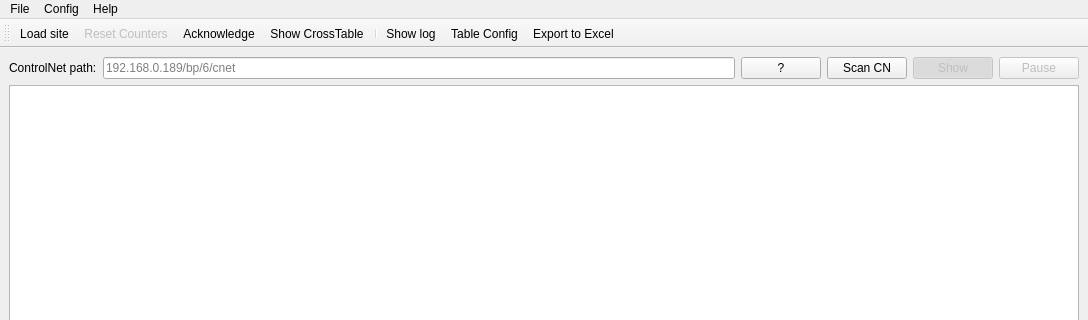
Before: the Qt Designer form ui/cn_diag_tool.main.ui in DamirKh/cn_diag_tool, drawn with Qt 5; both pictures show x 0 to 1088 and y 0 to 320 of the 1088 by 765 pixel window.
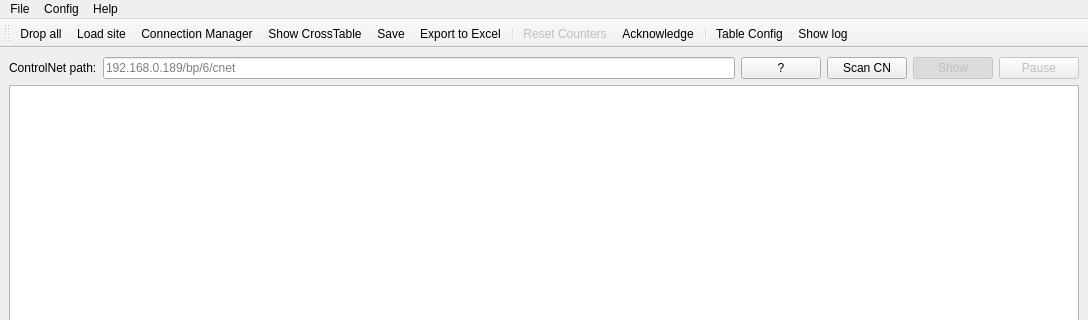
After: the same form once the commit is applied. Icons and pictures are not drawn. Custom widgets are drawn as their Qt base class.

Commit message:
Add single-session poller and per-node Connection Manager stats
- replace per-node worker threads with ControlNetPoller: one CIP
  session, sequential polling, configurable cycle and reconnect
- scan_cn uses one session with per-node routes
- Connection Manager window: per-node total/used connections, open
  requests, CPU and buffers (class 0x06)
- extract counter math into CounterTracker; add poller, scan and
  module stats tests
- toolbar order, settings descriptions and consistent Fugue icons
- README attribution for Fugue Icons (CC BY 3.0)

Diff of the .ui file:
```diff
--- a/ui/cn_diag_tool.main.ui
+++ b/ui/cn_diag_tool.main.ui
@@ -200,14 +200,18 @@
    <attribute name="toolBarBreak">
     <bool>false</bool>
    </attribute>
+   <addaction name="actionDrop_all"/>
    <addaction name="actionLoad_site"/>
+   <addaction name="actionConnection_Manager"/>
+   <addaction name="actionShow_CrossTable"/>
+   <addaction name="actionSave"/>
+   <addaction name="actionExport_to_Excel"/>
+   <addaction name="separator"/>
    <addaction name="actionDrop_Counters"/>
    <addaction name="actionAck"/>
-   <addaction name="actionShow_CrossTable"/>
    <addaction name="separator"/>
-   <addaction name="actionShow_log"/>
    <addaction name="actionTable_Config"/>
-   <addaction name="actionExport_to_Excel"/>
+   <addaction name="actionShow_log"/>
   </widget>
   <action name="actionSave">
    <property name="icon">
@@ -262,6 +266,15 @@
     <string>Show CrossTable</string>
    </property>
   </action>
+  <action name="actionConnection_Manager">
+   <property name="icon">
+    <iconset resource="../asset/asset.qrc">
+     <normaloff>:/asset/network-hub.png</normaloff>:/asset/network-hub.png</iconset>
+   </property>
+   <property name="text">
+    <string>Connection Manager</string>
+   </property>
+  </action>
   <action name="actionTable_Config">
    <property name="icon">
     <iconset resource="../asset/asset.qrc">
```
Left out of the diff: 9 changed lines with no effect on the pictures. The commit also changes 24 other files.
